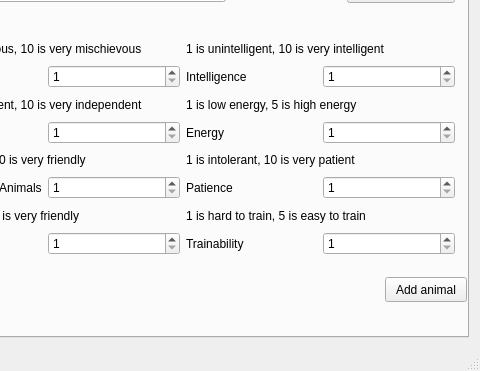
The window that CUACS/cuacsview.ui (davidNguyenCU/3004cuACS) describes before a commit, drawn with Qt 5; both pictures show x 408 to 888 and y 160 to 531 of the 888 by 531 pixel window.
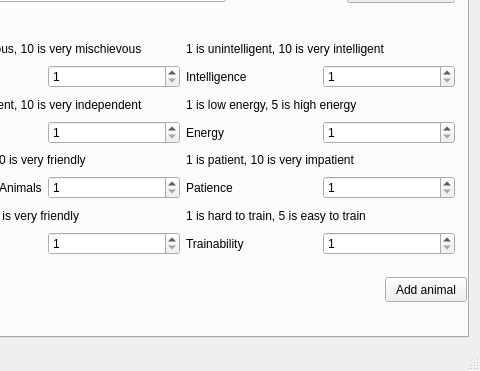
The same window after the commit. The open tabs and pages were chosen to show the change.

Commit message: Added comments and fixed a small thing with the UI

```diff
--- a/CUACS/cuacsview.ui
+++ b/CUACS/cuacsview.ui
@@ -407,7 +407,7 @@
          <item row="4" column="4" colspan="2">
           <widget class="QLabel" name="label_33">
            <property name="text">
-            <string>1 is intolerant, 10 is very patient</string>
+            <string>1 is patient, 10 is very impatient</string>
            </property>
           </widget>
          </item>
```
Left out of the diff: 2 changed lines with no effect on the pictures. The commit also changes 2 other files.
